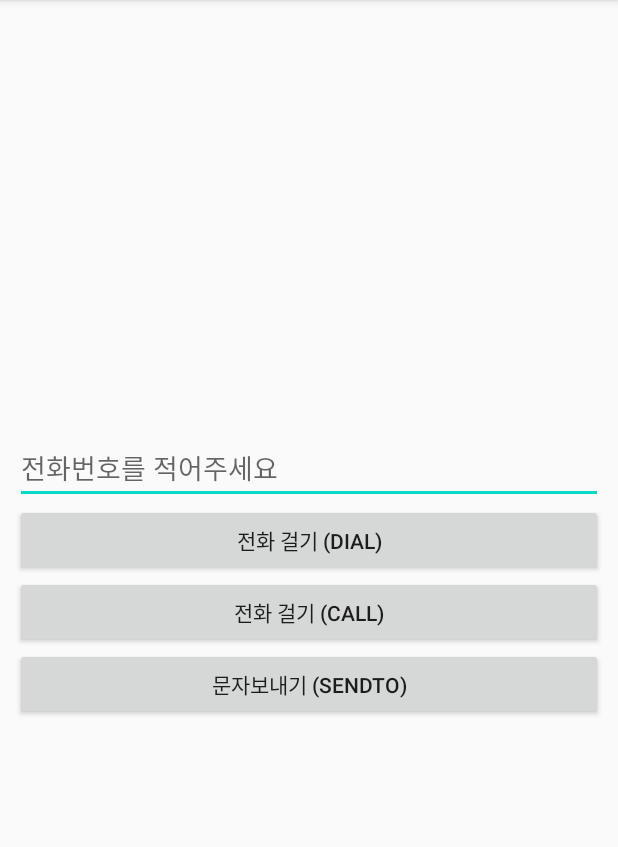
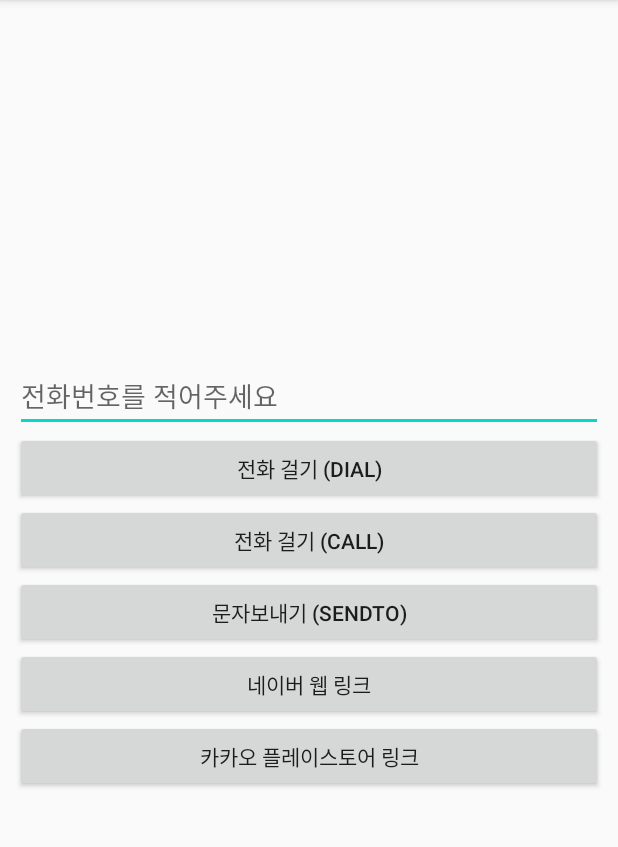
Before and after one commit to cho881020/AndroindIntent_20200530, an Android app: the screen it shows after launch (MainActivity), on a phone screen of 412 x 824 dp, the part 84-931 px from its top. Run offline under Robolectric (Android 15) with nearby library versions, the phone set to English and light mode, and no system bars.

Commit message:
네이버 웹링크 / 카카오톡 플레이스토어 링크

```diff
--- a/app/src/main/java/kr/co/tjoeun/androindintent_20200530/MainActivity.kt
+++ b/app/src/main/java/kr/co/tjoeun/androindintent_20200530/MainActivity.kt
@@ -46,5 +46,18 @@ class MainActivity : AppCompatActivity() {
             startActivity(myIntent)
         }
 
+        naverLinkBtn.setOnClickListener {
+            val myUri = Uri.parse("https://naver.com")
+            val myIntent = Intent(Intent.ACTION_VIEW, myUri)
+            startActivity(myIntent)
+        }
+
+        kakaoStoreLinkBtn.setOnClickListener {
+            val myUri = Uri.parse("market://details?id=com.kakao.talk")
+            val myIntent = Intent(Intent.ACTION_VIEW, myUri)
+            startActivity(myIntent)
+        }
+
+
     }
 }
--- a/app/src/main/res/layout/activity_main.xml
+++ b/app/src/main/res/layout/activity_main.xml
@@ -34,5 +34,16 @@
         android:layout_height="wrap_content"
         android:text="문자보내기 (SENDTO)" />
 
+    <Button
+        android:id="@+id/naverLinkBtn"
+        android:layout_width="match_parent"
+        android:layout_height="wrap_content"
+        android:text="네이버 웹 링크" />
+
+    <Button
+        android:id="@+id/kakaoStoreLinkBtn"
+        android:layout_width="match_parent"
+        android:layout_height="wrap_content"
+        android:text="카카오 플레이스토어 링크" />
 
 </LinearLayout>
```
